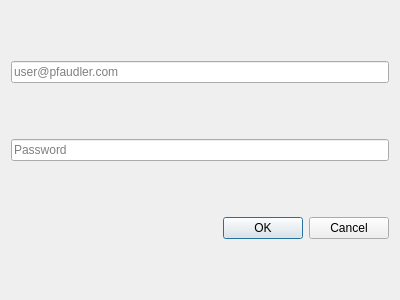
First picture: the form in spreadsheet/sp_prompt.ui, repository Kody-Quintana/PfaudSec, before the edit.
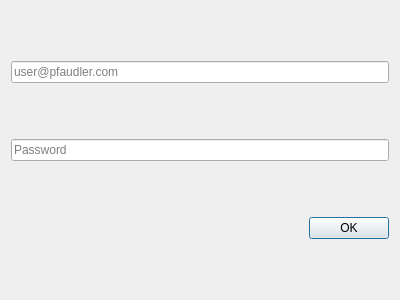
Second picture: the form after the edit.

Commit message: Add LogWindow QDialog for XeLaTeX stdout

Patch:
```diff
--- a/spreadsheet/sp_prompt.ui
+++ b/spreadsheet/sp_prompt.ui
@@ -37,7 +37,7 @@
       <enum>Qt::Horizontal</enum>
      </property>
      <property name="standardButtons">
-      <set>QDialogButtonBox::Cancel|QDialogButtonBox::Ok</set>
+      <set>QDialogButtonBox::Ok</set>
      </property>
     </widget>
    </item>
```
The commit also changes 3 other files.
